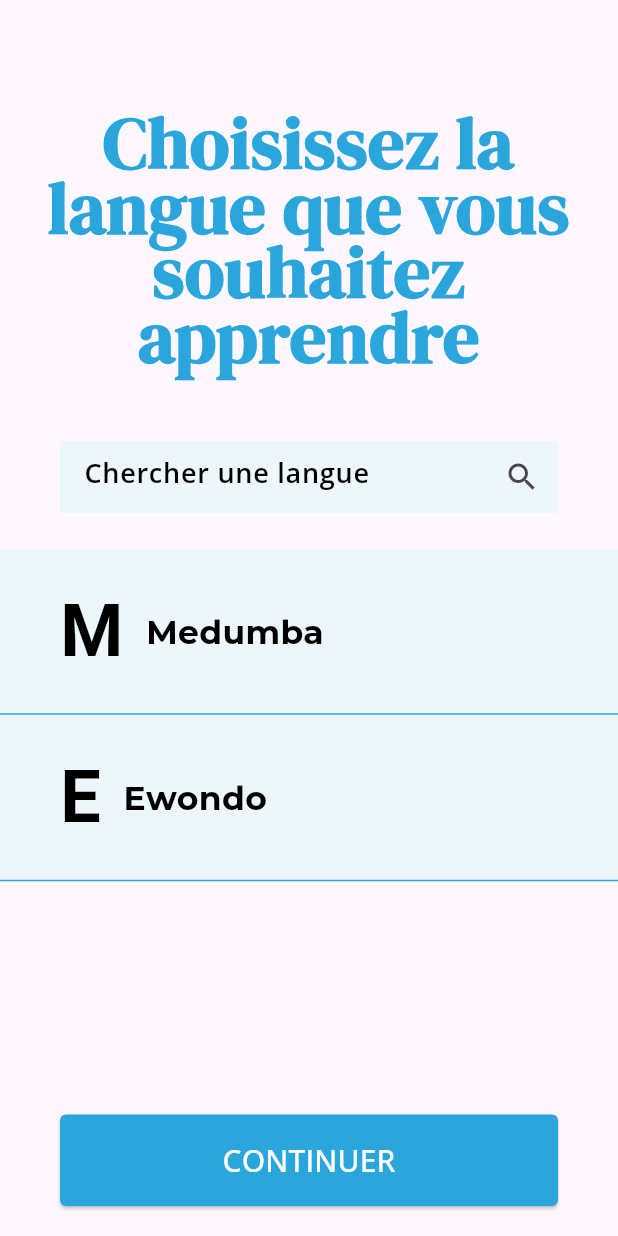
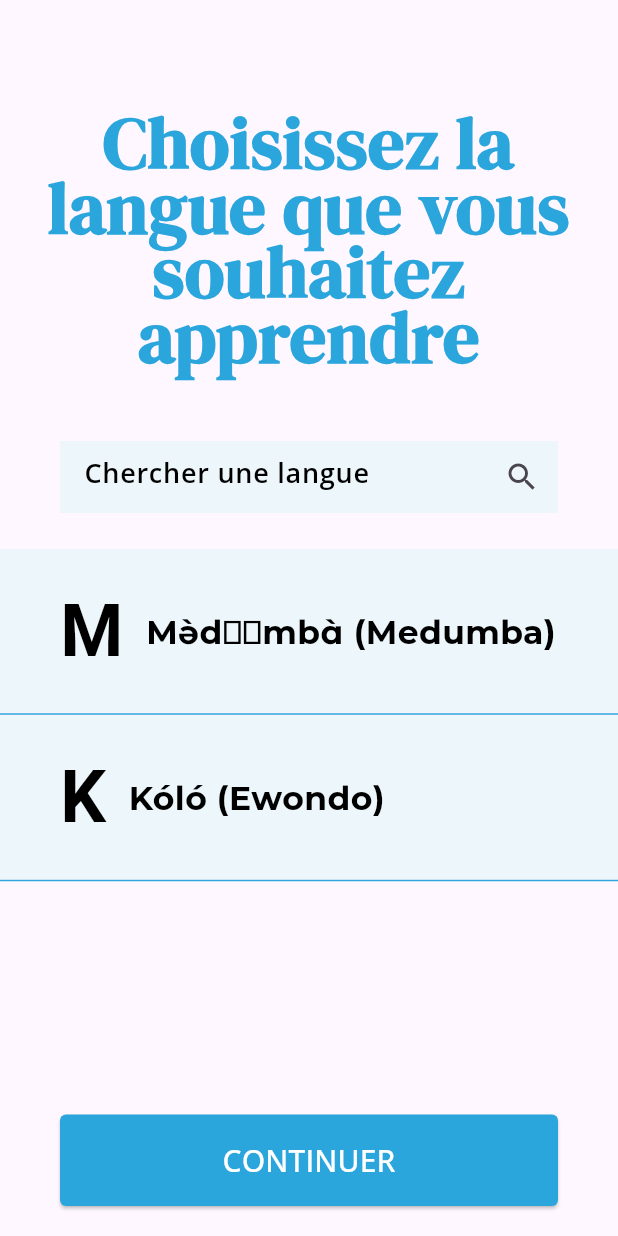
Before and after one commit to Peughy/africtong, a Flutter app: the ChooseLanguageView screen opened directly, after a tap on an icon or button, on a phone screen of 412 x 824 dp. Run offline on Flutter 3.47's test engine with Material 3 defaults, Android fonts, the phone set to English and light mode, and no system bars; our stand-ins replace google_fonts, liquid_swipe, smooth_page_indicator.

Commit message:
Modification des noms des langues pour les ecricres dans ses propres langues

```diff
--- a/lib/src/constants/strings.dart
+++ b/lib/src/constants/strings.dart
@@ -48,5 +48,5 @@ const String learnLanguage =
 
 const String searchLang = "Chercher une langue";
 const String tchooseLang = "continuer";
-const String mLLang = "Medumba";
-const String eLLang = "Ewondo";
+const String mLLang = "Mə̀dʉ̂mbɑ̀ (Medumba)";
+const String eLLang = "Kóló (Ewondo)";
```
